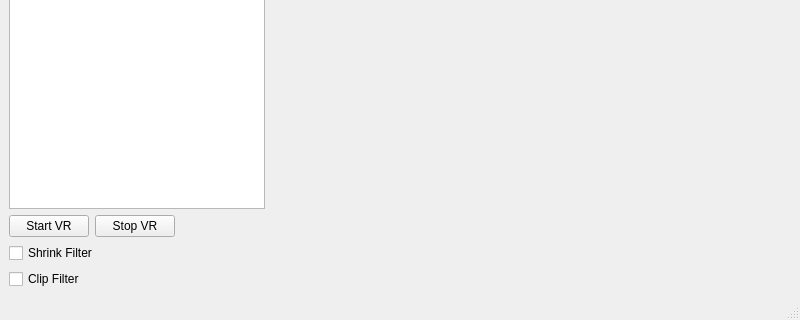
First picture: the form in VTKproject/mainwindow.ui, repository ryderjbt/2023_GROUP_28_STL_VR_Project, before the edit; both pictures show x 0 to 800 and y 280 to 600 of the 800 by 600 pixel window.
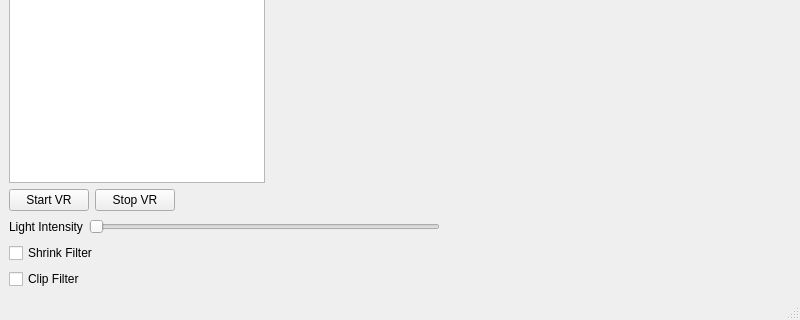
Second picture: the form after the edit. Icons and pictures are not drawn. Custom widgets are drawn as their Qt base class.

Commit message: Added slider to MainWindow.ui to change lighting intensity

Diff of the .ui file:
```diff
--- a/VTKproject/mainwindow.ui
+++ b/VTKproject/mainwindow.ui
@@ -73,6 +73,37 @@
       </item>
      </layout>
     </item>
+    <item>
+     <layout class="QHBoxLayout" name="horizontalLayout_3">
+      <item>
+       <widget class="QLabel" name="label">
+        <property name="text">
+         <string>Light Intensity</string>
+        </property>
+       </widget>
+      </item>
+      <item>
+       <widget class="QSlider" name="horizontalSlider">
+        <property name="orientation">
+         <enum>Qt::Horizontal</enum>
+        </property>
+       </widget>
+      </item>
+      <item>
+       <spacer name="horizontalSpacer_2">
+        <property name="orientation">
+         <enum>Qt::Horizontal</enum>
+        </property>
+        <property name="sizeHint" stdset="0">
+         <size>
+          <width>40</width>
+          <height>20</height>
+         </size>
+        </property>
+       </spacer>
+      </item>
+     </layout>
+    </item>
     <item>
      <widget class="QCheckBox" name="checkBox">
       <property name="text">
```
The commit also changes 2 other files.
